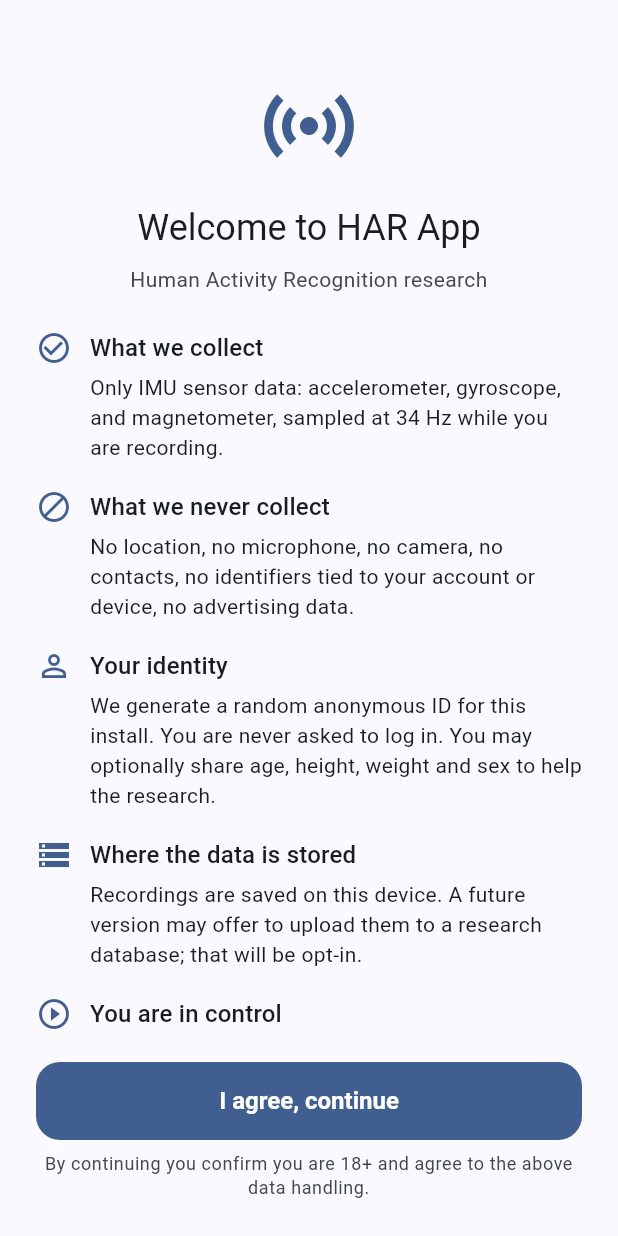
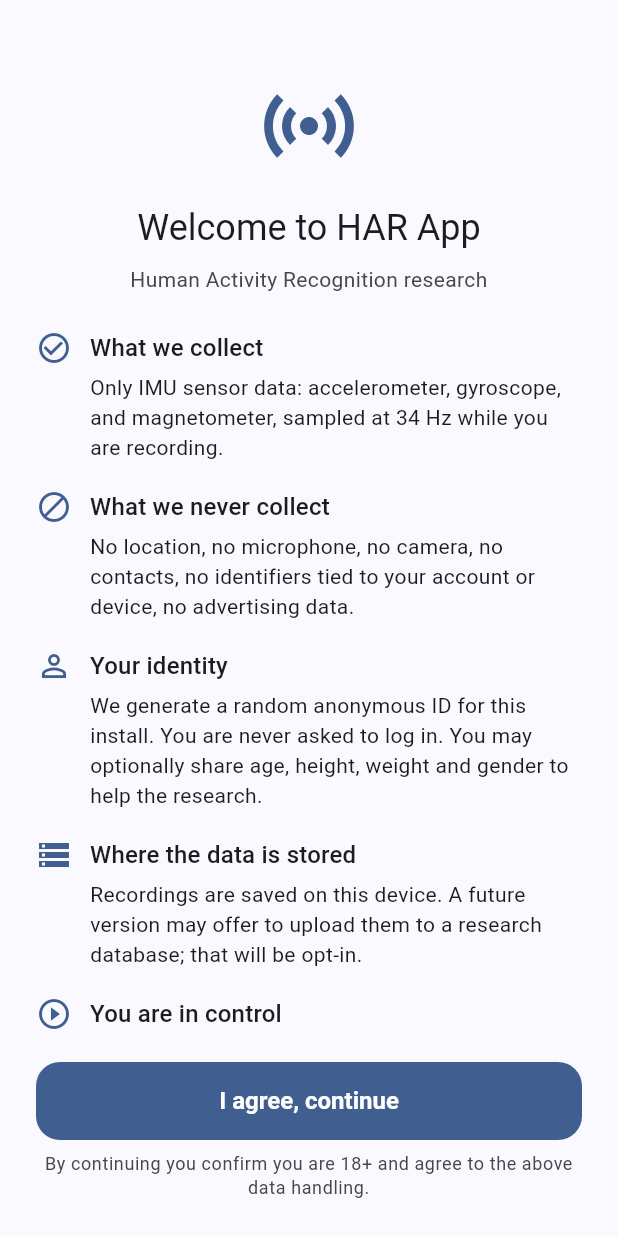
Before and after one commit to sinatavakolifard/dfki_human_activity_recognition, a Flutter app: the screen it shows after launch, on a phone screen of 412 x 824 dp. Run offline on Flutter 3.47's test engine with Material 3 defaults, Android fonts, the phone set to English and light mode, and no system bars; our stand-ins replace sensors_plus, share_plus, shared_preferences; accounts and stored records are empty.

Commit message:
Change 'sex' to 'gender' in user profile

```diff
--- a/lib/models/user_profile.dart
+++ b/lib/models/user_profile.dart
@@ -1,13 +1,13 @@
 import 'dart:convert';
 
-enum Sex { male, female, other, preferNotToSay }
+enum Gender { male, female, other, preferNotToSay }
 
-extension SexLabel on Sex {
+extension GenderLabel on Gender {
   String get label => switch (this) {
-        Sex.male => 'Male',
-        Sex.female => 'Female',
-        Sex.other => 'Other',
-        Sex.preferNotToSay => 'Prefer not to say',
+        Gender.male => 'Male',
+        Gender.female => 'Female',
+        Gender.other => 'Other',
+        Gender.preferNotToSay => 'Prefer not to say',
       };
 }
 
@@ -16,7 +16,7 @@ class UserProfile {
   final int? ageYears;
   final double? heightCm;
   final double? weightKg;
-  final Sex? sex;
+  final Gender? gender;
   final DateTime createdAt;
 
   const UserProfile({
@@ -25,14 +25,14 @@ class UserProfile {
     this.ageYears,
     this.heightCm,
     this.weightKg,
-    this.sex,
+    this.gender,
   });
 
   UserProfile copyWith({
     int? ageYears,
     double? heightCm,
     double? weightKg,
-    Sex? sex,
+    Gender? gender,
   }) {
     return UserProfile(
       userId: userId,
@@ -40,7 +40,7 @@ class UserProfile {
       ageYears: ageYears ?? this.ageYears,
       heightCm: heightCm ?? this.heightCm,
       weightKg: weightKg ?? this.weightKg,
-      sex: sex ?? this.sex,
+      gender: gender ?? this.gender,
     );
   }
 
@@ -50,7 +50,7 @@ class UserProfile {
         'ageYears': ageYears,
         'heightCm': heightCm,
         'weightKg': weightKg,
-        'sex': sex?.name,
+        'gender': gender?.name,
       };
 
   factory UserProfile.fromJson(Map<String, dynamic> json) => UserProfile(
@@ -59,9 +59,9 @@ class UserProfile {
         ageYears: json['ageYears'] as int?,
         heightCm: (json['heightCm'] as num?)?.toDouble(),
         weightKg: (json['weightKg'] as num?)?.toDouble(),
-        sex: json['sex'] == null
+        gender: json['gender'] == null
             ? null
-            : Sex.values.firstWhere((s) => s.name == json['sex']),
+            : Gender.values.firstWhere((g) => g.name == json['gender']),
       );
 
   String encode() => jsonEncode(toJson());
--- a/lib/screens/consent_screen.dart
+++ b/lib/screens/consent_screen.dart
@@ -77,7 +77,7 @@ class ConsentScreen extends StatelessWidget {
                         body:
                             'We generate a random anonymous ID for this '
                             'install. You are never asked to log in. You may '
-                            'optionally share age, height, weight and sex to '
+                            'optionally share age, height, weight and gender to '
                             'help the research.',
                       ),
                       _Section(
--- a/lib/screens/onboarding_screen.dart
+++ b/lib/screens/onboarding_screen.dart
@@ -23,7 +23,7 @@ class _OnboardingScreenState extends State<OnboardingScreen> {
   final _ageCtl = TextEditingController();
   final _heightCtl = TextEditingController();
   final _weightCtl = TextEditingController();
-  Sex? _sex;
+  Gender? _gender;
 
   UserProfile? _profile;
 
@@ -42,7 +42,7 @@ class _OnboardingScreenState extends State<OnboardingScreen> {
       if (existing.weightKg != null) {
         _weightCtl.text = existing.weightKg!.toStringAsFixed(0);
       }
-      _sex = existing.sex;
+      _gender = existing.gender;
     }
   }
 
@@ -60,7 +60,7 @@ class _OnboardingScreenState extends State<OnboardingScreen> {
       ageYears: int.tryParse(_ageCtl.text.trim()),
       heightCm: double.tryParse(_heightCtl.text.trim()),
       weightKg: double.tryParse(_weightCtl.text.trim()),
-      sex: _sex,
+      gender: _gender,
     );
     await widget.storage.saveUserProfile(updated);
     if (!mounted) return;
@@ -148,21 +148,21 @@ class _OnboardingScreenState extends State<OnboardingScreen> {
               ),
             ),
             const SizedBox(height: 12),
-            DropdownButtonFormField<Sex?>(
-              initialValue: _sex,
+            DropdownButtonFormField<Gender?>(
+              initialValue: _gender,
               decoration: const InputDecoration(
-                labelText: 'Sex',
+                labelText: 'Gender',
                 border: OutlineInputBorder(),
               ),
               items: [
-                const DropdownMenuItem<Sex?>(
+                const DropdownMenuItem<Gender?>(
                   value: null,
                   child: Text('—'),
                 ),
-                for (final s in Sex.values)
-                  DropdownMenuItem(value: s, child: Text(s.label)),
+                for (final g in Gender.values)
+                  DropdownMenuItem(value: g, child: Text(g.label)),
               ],
-              onChanged: (v) => setState(() => _sex = v),
+              onChanged: (v) => setState(() => _gender = v),
             ),
             const SizedBox(height: 32),
             FilledButton(
```
Also changed, not shown: 1 other file.
